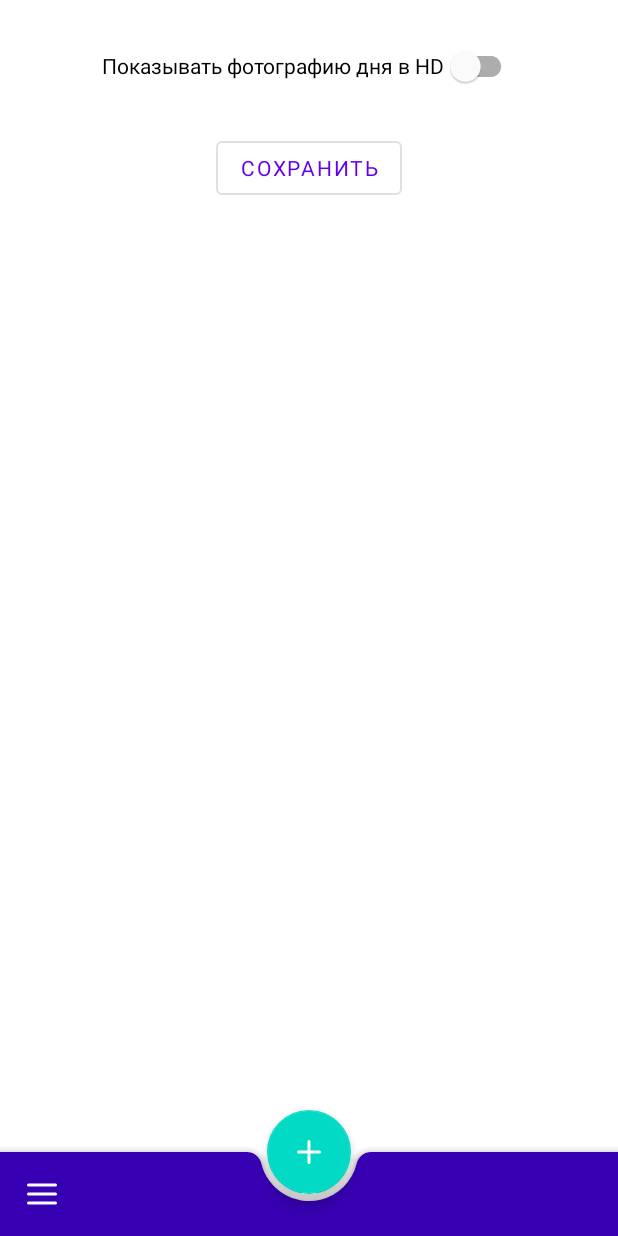
After one commit to VladJT/GBNasaApp, an Android app: the fragment SettingsFragment placed in its activity, on a phone screen of 412 x 824 dp. The commit adds this screen. Run offline under Robolectric (Android 15) with nearby library versions, the phone set to English and light mode, and no system bars; pictures from the network do not load; 1 statement that could not run was skipped.

Commit message:
добавлено settings

```diff
--- a/app/src/main/java/jt/projects/gbnasaapp/model/SharedPref.kt
+++ b/app/src/main/java/jt/projects/gbnasaapp/model/SharedPref.kt
@@ -39,6 +39,7 @@ class SharedPref {
 
     // класс хранения настроек в формате JSON
     data class Settings(
-        var theme: Int = R.style.Theme_GBNasaApp //default
+        var theme: Int = R.style.Theme_GBNasaApp, //default
+        var podHD: Boolean = false
     )
 }
--- /dev/null
+++ b/app/src/main/java/jt/projects/gbnasaapp/ui/common/SettingsFragment.kt
@@ -0,0 +1,53 @@
+package jt.projects.gbnasaapp.ui.common
+
+import android.os.Bundle
+import android.view.LayoutInflater
+import android.view.View
+import android.view.ViewGroup
+import androidx.fragment.app.Fragment
+import com.google.android.material.chip.Chip
+import jt.projects.gbnasaapp.databinding.FragmentSettingsBinding
+import jt.projects.gbnasaapp.model.SharedPref
+
+
+class SettingsFragment : Fragment() {
+    private var _binding: FragmentSettingsBinding? = null
+    private val binding get() = _binding!!
+
+    companion object {
+        fun newInstance() = SettingsFragment()
+    }
+
+
+    override fun onCreateView(
+        inflater: LayoutInflater,
+        container: ViewGroup?,
+        savedInstanceState: Bundle?
+    ): View? {
+        _binding = FragmentSettingsBinding.inflate(inflater, container, false)
+        return binding.root
+    }
+
+    override fun onViewCreated(view: View, savedInstanceState: Bundle?) {
+        super.onViewCreated(view, savedInstanceState)
+        initPodHdSwitch()
+        initSaveButton()
+    }
+
+    private fun initSaveButton(){
+        binding.buttonSaveSettings.setOnClickListener {
+            SharedPref.settings.podHD = binding.switchPodHd.isChecked
+            SharedPref.save()
+            requireActivity().supportFragmentManager.popBackStack()
+        }
+    }
+
+    private fun initPodHdSwitch() {
+        binding.switchPodHd.isChecked = SharedPref.settings.podHD
+    }
+
+    override fun onDestroyView() {
+        _binding = null
+        super.onDestroyView()
+    }
+}
--- a/app/src/main/java/jt/projects/gbnasaapp/ui/pod/PodFragment.kt
+++ b/app/src/main/java/jt/projects/gbnasaapp/ui/pod/PodFragment.kt
@@ -12,6 +12,7 @@ import androidx.lifecycle.ViewModelProvider
 import coil.load
 import jt.projects.gbnasaapp.R
 import jt.projects.gbnasaapp.databinding.PictureOfTheDayFragmentBinding
+import jt.projects.gbnasaapp.model.SharedPref
 import jt.projects.gbnasaapp.utils.toast
 import jt.projects.gbnasaapp.viewmodel.PictureOfTheDayData
 import jt.projects.gbnasaapp.viewmodel.PictureOfTheDayViewModel
@@ -53,7 +54,10 @@ class PodFragment(val localDate: LocalDate = LocalDate.now()) : Fragment() {
             is PictureOfTheDayData.Success -> {
                 binding.podProgressBar.visibility = View.GONE
                 val serverResponseData = data.serverResponseData
-                val url: String? = serverResponseData.url
+                var url: String? = serverResponseData.url
+                if (SharedPref.getData().podHD) {
+                    url = serverResponseData.hdurl
+                }
                 if (url.isNullOrEmpty()) {
                     toast("Link is empty")
                 } else {
--- a/app/src/main/java/jt/projects/gbnasaapp/utils/Const.kt
+++ b/app/src/main/java/jt/projects/gbnasaapp/utils/Const.kt
@@ -14,3 +14,7 @@ val DEBUG_MODE = BuildConfig.DEBUG
 const val TODAY_FRAGMENT = 0
 const val YESTERDAY_FRAGMENT = 1
 const val DBYESTERDAY_FRAGMENT = 2
+
+// fragment tags
+const val SETTINGS_FRAGMENT_TAG = "settings"
+const val BOTTOM_NAV_FRAGMENT_TAG = "bottom_nav_drawer"
--- a/app/src/main/java/jt/projects/gbnasaapp/utils/ViewExtensions.kt
+++ b/app/src/main/java/jt/projects/gbnasaapp/utils/ViewExtensions.kt
@@ -4,6 +4,7 @@ import android.app.Activity
 import android.view.Gravity
 import android.view.View
 import android.widget.Toast
+import androidx.appcompat.app.AppCompatActivity
 import androidx.fragment.app.Fragment
 import com.google.android.material.snackbar.Snackbar
 
--- /dev/null
+++ b/app/src/main/res/layout/fragment_settings.xml
@@ -0,0 +1,43 @@
+<?xml version="1.0" encoding="utf-8"?>
+<ScrollView xmlns:android="http://schemas.android.com/apk/res/android"
+    xmlns:app="http://schemas.android.com/apk/res-auto"
+    android:layout_width="match_parent"
+    android:layout_height="match_parent">
+
+    <LinearLayout
+        android:layout_width="match_parent"
+        android:layout_height="match_parent"
+        android:background="?android:windowBackground"
+        android:orientation="vertical">
+
+        <androidx.constraintlayout.widget.ConstraintLayout
+            android:layout_width="match_parent"
+            android:layout_height="wrap_content"
+            android:clipToPadding="false"
+            android:paddingBottom="16dp">
+
+            <com.google.android.material.switchmaterial.SwitchMaterial
+                android:id="@+id/switch_pod_hd"
+                android:layout_width="wrap_content"
+                android:layout_height="wrap_content"
+                android:layout_marginTop="@dimen/margin_std_medium"
+                android:text="Показывать фотографию дня в HD"
+                app:layout_constraintEnd_toEndOf="parent"
+                app:layout_constraintStart_toStartOf="parent"
+                app:layout_constraintTop_toTopOf="parent" />
+
+            <com.google.android.material.button.MaterialButton
+                android:id="@+id/button_save_settings"
+                style="@style/Widget.MaterialComponents.Button.OutlinedButton"
+                android:layout_width="wrap_content"
+                android:layout_height="wrap_content"
+                android:layout_marginTop="@dimen/margin_std_medium"
+                android:text="Сохранить"
+                app:layout_constraintEnd_toEndOf="parent"
+                app:layout_constraintStart_toStartOf="parent"
+                app:layout_constraintTop_toBottomOf="@+id/switch_pod_hd" />
+
+
+        </androidx.constraintlayout.widget.ConstraintLayout>
+    </LinearLayout>
+</ScrollView>
--- a/app/src/main/res/values/strings.xml
+++ b/app/src/main/res/values/strings.xml
@@ -1,4 +1,5 @@
 <resources>
     <string name="app_name">GBNasaApp</string>
     <string name="choose_theme">Выбор темы</string>
+    <string name="settings">Настройки</string>
 </resources>
```
Also changed, not shown: app/src/main/java/jt/projects/gbnasaapp/MainActivity.kt (+26 -4 lines), app/src/main/java/jt/projects/gbnasaapp/ui/common/BottomNavigationDrawerFragment.kt (+5 -4 lines), app/src/main/res/menu/menu_bottom_navigation.xml (+4 -4 lines).
